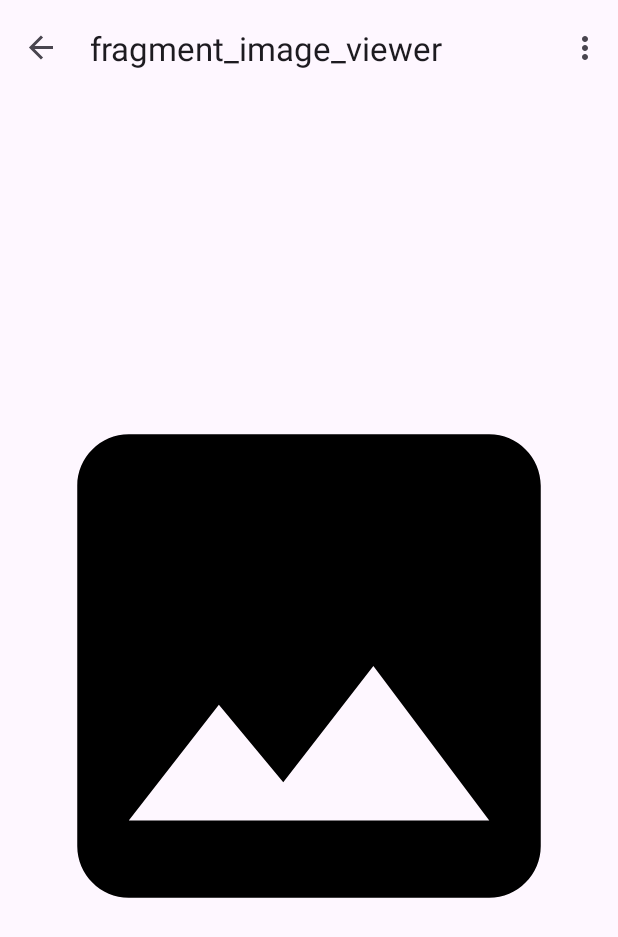
After one commit to OP-75/MediaStore2, an Android app: the ImageViewerFragment screen opened through its navigation route, on a phone screen of 412 x 824 dp. The commit adds this screen. Shown: the top 937 px of the screen. Run offline under Robolectric (Android 15) with nearby library versions, the phone set to English and light mode, and no system bars; our stand-ins replace navigation-ui; libraries missing offline, so code that uses them is left out: com.anggrayudi.storage, com.vmadalin.easypermissions; pictures from the network do not load; 2 statements that could not run were skipped.

Commit message:
Added image view frag, During 1st time pick destination folder we scan if child direcetory is already there insead of creating every time, moved code into pakages

```diff
--- /dev/null
+++ b/app/src/main/java/com/example/mediastore2/ImageViewerFragment.kt
@@ -0,0 +1,6 @@
+package com.example.mediastore2
+
+// TODO: Rename parameter arguments, choose names that match
+// the fragment initialization parameters, e.g. ARG_ITEM_NUMBER
+private const val ARG_PARAM1 = "param1"
+private const val ARG_PARAM2 = "param2"
--- /dev/null
+++ b/app/src/main/java/com/example/mediastore2/gallery/ImageViewerFragment.kt
@@ -0,0 +1,51 @@
+package com.example.mediastore2.gallery
+
+import android.net.Uri
+import android.os.Bundle
+import android.view.LayoutInflater
+import android.view.View
+import android.view.ViewGroup
+import androidx.fragment.app.Fragment
+import com.bumptech.glide.Glide
+import com.example.mediastore2.R
+import com.example.mediastore2.databinding.FragmentFirstBinding
+import com.example.mediastore2.databinding.FragmentImageViewerBinding
+import com.example.mediastore2.gallery.PlayerFragment.Companion.VIDEO_URI
+import com.example.mediastore2.serializer.UriSerializer
+
+
+class ImageViewerFragment : Fragment() {
+
+    private var _binding: FragmentImageViewerBinding? = null
+    private val binding get() = _binding!!
+
+
+    override fun onCreateView(
+        inflater: LayoutInflater, container: ViewGroup?,
+        savedInstanceState: Bundle?
+    ): View? {
+        _binding =FragmentImageViewerBinding.inflate(layoutInflater)
+        return binding.root
+    }
+
+    override fun onViewCreated(view: View, savedInstanceState: Bundle?) {
+        super.onViewCreated(view, savedInstanceState)
+
+        val imageUriString:String? = requireArguments().getString(IMAGE_URI)
+        val imageUri: Uri = UriSerializer.deserialize(imageUriString!!)
+
+
+        Glide.with(requireContext())
+            .load(imageUri) // or URI/path
+            .fitCenter()
+            .placeholder(R.drawable.baseline_image_24)
+            .into(binding.imageView) //imageview to set thumbnail to
+
+
+    }
+
+    companion object{
+        const val IMAGE_URI = "image_uri"
+    }
+
+}
--- a/app/src/main/res/layout/fragment_first.xml
+++ b/app/src/main/res/layout/fragment_first.xml
@@ -4,7 +4,7 @@
     xmlns:tools="http://schemas.android.com/tools"
     android:layout_width="match_parent"
     android:layout_height="match_parent"
-    tools:context=".FirstFragment">
+    tools:context=".media.importer.FirstFragment">
 
     <Button
         android:id="@+id/btnNext"
--- a/app/src/main/res/layout/fragment_gallery.xml
+++ b/app/src/main/res/layout/fragment_gallery.xml
@@ -4,7 +4,7 @@
     xmlns:tools="http://schemas.android.com/tools"
     android:layout_width="match_parent"
     android:layout_height="match_parent"
-    tools:context=".GalleryFragment">
+    tools:context=".gallery.GalleryFragment">
 
     <androidx.recyclerview.widget.RecyclerView
         android:id="@+id/recyclerView"
--- /dev/null
+++ b/app/src/main/res/layout/fragment_image_viewer.xml
@@ -0,0 +1,19 @@
+<?xml version="1.0" encoding="utf-8"?>
+<androidx.constraintlayout.widget.ConstraintLayout xmlns:android="http://schemas.android.com/apk/res/android"
+    xmlns:app="http://schemas.android.com/apk/res-auto"
+    xmlns:tools="http://schemas.android.com/tools"
+    android:id="@+id/frameLayout"
+    android:layout_width="match_parent"
+    android:layout_height="match_parent"
+    tools:context=".gallery.ImageViewerFragment" >
+
+    <ImageView
+        android:id="@+id/imageView"
+        android:layout_width="0dp"
+        android:layout_height="0dp"
+        android:src="@drawable/baseline_image_24"
+        app:layout_constraintBottom_toBottomOf="parent"
+        app:layout_constraintEnd_toEndOf="parent"
+        app:layout_constraintStart_toStartOf="parent"
+        app:layout_constraintTop_toTopOf="parent" />
+</androidx.constraintlayout.widget.ConstraintLayout>
--- a/app/src/main/res/layout/fragment_player.xml
+++ b/app/src/main/res/layout/fragment_player.xml
@@ -6,7 +6,7 @@
     android:layout_height="match_parent"
     android:gravity="center"
     android:orientation="vertical"
-    tools:context=".PlayerFragment">
+    tools:context=".gallery.PlayerFragment">
 
 
         <androidx.media3.ui.PlayerView
--- a/app/src/main/res/layout/fragment_second.xml
+++ b/app/src/main/res/layout/fragment_second.xml
@@ -4,7 +4,7 @@
     xmlns:tools="http://schemas.android.com/tools"
     android:layout_width="match_parent"
     android:layout_height="match_parent"
-    tools:context=".SecondFragment">
+    tools:context=".media.importer.SecondFragment">
 
     <Button
         android:id="@+id/btnMoveSimpleStorage"
--- a/app/src/main/res/navigation/nav_graph.xml
+++ b/app/src/main/res/navigation/nav_graph.xml
@@ -7,7 +7,7 @@
 
     <fragment
         android:id="@+id/FirstFragment"
-        android:name="com.example.mediastore2.FirstFragment"
+        android:name="com.example.mediastore2.media.importer.FirstFragment"
         android:label="@string/first_fragment_label"
         tools:layout="@layout/fragment_first">
 
@@ -20,7 +20,7 @@
     </fragment>
     <fragment
         android:id="@+id/SecondFragment"
-        android:name="com.example.mediastore2.SecondFragment"
+        android:name="com.example.mediastore2.media.importer.SecondFragment"
         android:label="@string/second_fragment_label"
         tools:layout="@layout/fragment_second">
 
@@ -30,16 +30,24 @@
     </fragment>
     <fragment
         android:id="@+id/galleryFragment"
-        android:name="com.example.mediastore2.GalleryFragment"
+        android:name="com.example.mediastore2.gallery.GalleryFragment"
         android:label="fragment_gallery"
         tools:layout="@layout/fragment_gallery" >
         <action
             android:id="@+id/action_galleryFragment_to_playerFragment"
             app:destination="@id/playerFragment" />
+        <action
+            android:id="@+id/action_galleryFragment_to_imageViewerFragment"
+            app:destination="@id/imageViewerFragment" />
     </fragment>
     <fragment
         android:id="@+id/playerFragment"
-        android:name="com.example.mediastore2.PlayerFragment"
+        android:name="com.example.mediastore2.gallery.PlayerFragment"
         android:label="fragment_player"
         tools:layout="@layout/fragment_player" />
+    <fragment
+        android:id="@+id/imageViewerFragment"
+        android:name="com.example.mediastore2.gallery.ImageViewerFragment"
+        android:label="fragment_image_viewer"
+        tools:layout="@layout/fragment_image_viewer" />
 </navigation>
```
Also changed, not shown: app/src/main/java/com/example/mediastore2/gallery/GalleryFragment.kt (renamed from app/src/main/java/com/example/mediastore2/GalleryFragment.kt, +17 -16 lines), app/src/main/java/com/example/mediastore2/gallery/GalleryRecyclerViewAdapter.kt (renamed from app/src/main/java/com/example/mediastore2/GalleryRecyclerViewAdapter.kt, +11 -7 lines), app/src/main/java/com/example/mediastore2/gallery/PlayerFragment.kt (renamed from app/src/main/java/com/example/mediastore2/PlayerFragment.kt, +8 -11 lines), app/src/main/java/com/example/mediastore2/media/importer/FirstFragment.kt (renamed from app/src/main/java/com/example/mediastore2/FirstFragment.kt, +31 -8 lines), app/src/main/java/com/example/mediastore2/media/importer/SecondFragment.kt (renamed from app/src/main/java/com/example/mediastore2/SecondFragment.kt, +3 -21 lines), 1 other file.
